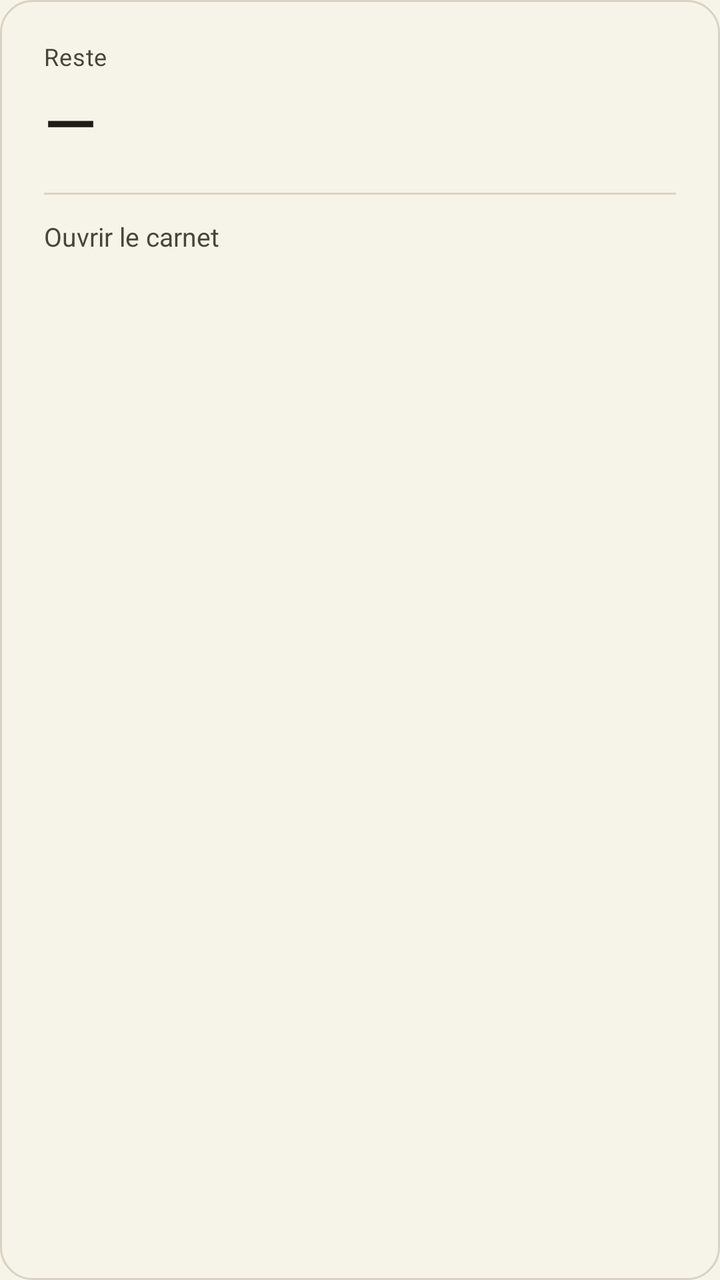
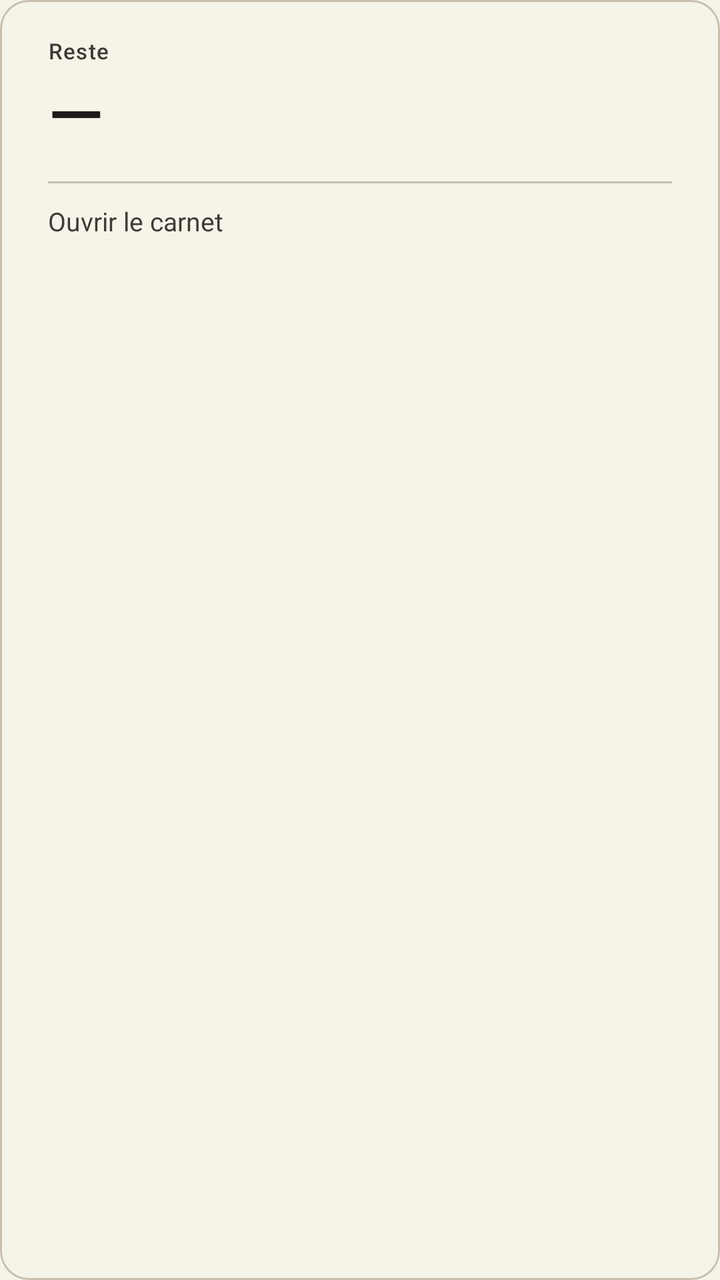

Two renders of the same Android screen: before a commit and after it. Below are the layout's source before the change and the commit's diff.
<!-- AndroidManifest.xml: application theme Theme.MonMoisClair -->
<!-- res/layout/widget_carnet.xml -->
<?xml version="1.0" encoding="utf-8"?>
<LinearLayout xmlns:android="http://schemas.android.com/apk/res/android"
    android:id="@+id/widget_root"
    android:layout_width="match_parent"
    android:layout_height="match_parent"
    android:background="@drawable/widget_carnet_bg"
    android:orientation="vertical"
    android:paddingStart="22dp"
    android:paddingTop="20dp"
    android:paddingEnd="22dp"
    android:paddingBottom="20dp">

    
    <TextView
        android:id="@+id/widget_title"
        android:layout_width="match_parent"
        android:layout_height="wrap_content"
        android:ellipsize="end"
        android:fontFamily="sans-serif"
        android:letterSpacing="0.02"
        android:maxLines="1"
        android:text="Reste"
        android:textAllCaps="false"
        android:textColor="@color/widget_muted"
        android:textSize="12sp" />

    <TextView
        android:id="@+id/widget_amount"
        android:layout_width="match_parent"
        android:layout_height="wrap_content"
        android:layout_marginTop="6dp"
        android:ellipsize="end"
        android:fontFamily="sans-serif-medium"
        android:includeFontPadding="false"
        android:maxLines="1"
        android:text="—"
        android:textColor="@color/widget_ink"
        android:textSize="34sp" />

    <View
        android:id="@+id/widget_rule"
        android:layout_width="match_parent"
        android:layout_height="1dp"
        android:layout_marginTop="14dp"
        android:layout_marginBottom="12dp"
        android:background="@color/widget_rule" />

    <TextView
        android:id="@+id/widget_line"
        android:layout_width="match_parent"
        android:layout_height="wrap_content"
        android:ellipsize="end"
        android:fontFamily="sans-serif"
        android:maxLines="2"
        android:text="Ouvrir le carnet"
        android:textColor="@color/widget_muted"
        android:textSize="13sp" />
</LinearLayout>
<!-- resources referenced by this layout -->
<resources>
  <color name="widget_ink">#1E1B18</color>
  <color name="widget_muted">#4A453C</color>
  <color name="widget_rule">#D9D2C3</color>
  <!-- drawable widget_carnet_bg (drawable) -->
  <?xml version="1.0" encoding="utf-8"?>
  <shape xmlns:android="http://schemas.android.com/apk/res/android"
      android:shape="rectangle">
      
      <solid android:color="#F6F3E8" />
      <stroke
          android:width="1dp"
          android:color="#D9D2C3" />
      <corners android:radius="16dp" />
  </shape>
  <style name="Theme.MonMoisClair" parent="Theme.Material3.Light.NoActionBar">
          
          <item name="android:windowBackground">@color/paper_cream</item>
          
          <item name="android:statusBarColor">@color/paper_cream</item>
          <item name="android:navigationBarColor">@color/paper_cream</item>
          <item name="android:windowLightStatusBar">true</item>
          
      </style>
  <color name="paper_cream">#F6F3E8</color>
</resources>

<!-- the commit's change to res/layout/widget_carnet.xml (unified diff, before → after) -->
@@ -5,10 +5,10 @@
     android:layout_height="match_parent"
     android:background="@drawable/widget_carnet_bg"
     android:orientation="vertical"
-    android:paddingStart="22dp"
-    android:paddingTop="20dp"
-    android:paddingEnd="22dp"
-    android:paddingBottom="20dp">
+    android:paddingStart="24dp"
+    android:paddingTop="18dp"
+    android:paddingEnd="24dp"
+    android:paddingBottom="18dp">
 
     
     <TextView
@@ -16,33 +16,33 @@
         android:layout_width="match_parent"
         android:layout_height="wrap_content"
         android:ellipsize="end"
-        android:fontFamily="sans-serif"
-        android:letterSpacing="0.02"
+        android:fontFamily="sans-serif-medium"
+        android:letterSpacing="0.04"
         android:maxLines="1"
         android:text="Reste"
         android:textAllCaps="false"
         android:textColor="@color/widget_muted"
-        android:textSize="12sp" />
+        android:textSize="11sp" />
 
     <TextView
         android:id="@+id/widget_amount"
         android:layout_width="match_parent"
         android:layout_height="wrap_content"
-        android:layout_marginTop="6dp"
+        android:layout_marginTop="4dp"
         android:ellipsize="end"
         android:fontFamily="sans-serif-medium"
         android:includeFontPadding="false"
         android:maxLines="1"
         android:text="—"
         android:textColor="@color/widget_ink"
-        android:textSize="34sp" />
+        android:textSize="36sp" />
 
     <View
         android:id="@+id/widget_rule"
         android:layout_width="match_parent"
         android:layout_height="1dp"
-        android:layout_marginTop="14dp"
-        android:layout_marginBottom="12dp"
+        android:layout_marginTop="12dp"
+        android:layout_marginBottom="10dp"
         android:background="@color/widget_rule" />
 
     <TextView
<!-- resource entries referenced after the edit -->
@@ -1,8 +1,8 @@
 <!-- resources referenced by this layout -->
 <resources>
   <color name="widget_ink">#1E1B18</color>
-  <color name="widget_muted">#4A453C</color>
-  <color name="widget_rule">#D9D2C3</color>
+  <color name="widget_muted">#3F3A33</color>
+  <color name="widget_rule">#C9C0B0</color>
   <!-- drawable widget_carnet_bg (drawable) -->
   <?xml version="1.0" encoding="utf-8"?>
   <shape xmlns:android="http://schemas.android.com/apk/res/android"
@@ -11,8 +11,8 @@
       <solid android:color="#F6F3E8" />
       <stroke
           android:width="1dp"
-          android:color="#D9D2C3" />
-      <corners android:radius="16dp" />
+          android:color="#C9C0B0" />
+      <corners android:radius="14dp" />
   </shape>
   <style name="Theme.MonMoisClair" parent="Theme.Material3.Light.NoActionBar">
           
